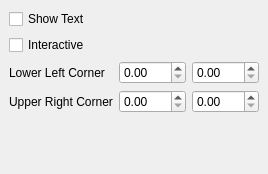
Qt form Qt/Components/Resources/UI/pqTextDisplayPropertiesWidget.ui (wildmichael/ParaView3-enhancements-old) before a commit.
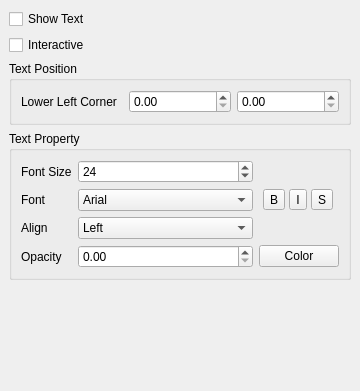
The same form after that commit. Custom widgets are drawn as their Qt base class.

Commit message: ENH: Adding convenient methods to change text widget properties.

What changed in the file:
```diff
--- a/Qt/Components/Resources/UI/pqTextDisplayPropertiesWidget.ui
+++ b/Qt/Components/Resources/UI/pqTextDisplayPropertiesWidget.ui
@@ -5,8 +5,8 @@
    <rect>
     <x>0</x>
     <y>0</y>
-    <width>268</width>
-    <height>174</height>
+    <width>360</width>
+    <height>391</height>
    </rect>
   </property>
   <property name="windowTitle" >
@@ -40,21 +40,33 @@
     </widget>
    </item>
    <item>
-    <layout class="QGridLayout" >
+    <widget class="QGroupBox" name="TextPositionFrame" >
+     <property name="sizePolicy" >
+      <sizepolicy>
+       <hsizetype>5</hsizetype>
+       <vsizetype>5</vsizetype>
+       <horstretch>0</horstretch>
+       <verstretch>0</verstretch>
+      </sizepolicy>
+     </property>
+     <property name="title" >
+      <string>Text Position</string>
+     </property>
+     <layout class="QHBoxLayout" >
      <property name="margin" >
-      <number>0</number>
+       <number>9</number>
      </property>
      <property name="spacing" >
       <number>6</number>
      </property>
-     <item row="0" column="0" >
+      <item>
       <widget class="QLabel" name="label" >
        <property name="text" >
         <string>Lower Left Corner</string>
        </property>
       </widget>
      </item>
-     <item row="0" column="1" >
+      <item>
       <widget class="QDoubleSpinBox" name="Position1X" >
        <property name="maximum" >
         <double>1.000000000000000</double>
@@ -64,25 +76,214 @@
        </property>
       </widget>
      </item>
+      <item>
+       <widget class="QDoubleSpinBox" name="Position1Y" >
+        <property name="maximum" >
+         <double>1.000000000000000</double>
+        </property>
+        <property name="singleStep" >
+         <double>0.050000000000000</double>
+        </property>
+       </widget>
+      </item>
+     </layout>
+    </widget>
+   </item>
+   <item>
+    <widget class="QGroupBox" name="TextPropertyFrame" >
+     <property name="sizePolicy" >
+      <sizepolicy>
+       <hsizetype>5</hsizetype>
+       <vsizetype>1</vsizetype>
+       <horstretch>0</horstretch>
+       <verstretch>0</verstretch>
+      </sizepolicy>
+     </property>
+     <property name="title" >
+      <string>Text Property</string>
+     </property>
+     <layout class="QGridLayout" >
+      <property name="margin" >
+       <number>9</number>
+      </property>
+      <property name="spacing" >
+       <number>6</number>
+      </property>
+      <item row="1" column="2" >
+       <layout class="QHBoxLayout" >
+        <property name="margin" >
+         <number>0</number>
+        </property>
+        <property name="spacing" >
+         <number>0</number>
+        </property>
+        <item>
+         <widget class="QToolButton" name="toolButtonBold" >
+          <property name="toolTip" >
+           <string>Bold</string>
+          </property>
+          <property name="whatsThis" >
+           <string>Turn this option on to get bold labels.</string>
+          </property>
+          <property name="text" >
+           <string>B</string>
+          </property>
+          <property name="checkable" >
+           <bool>true</bool>
+          </property>
+         </widget>
+        </item>
+        <item>
+         <widget class="QToolButton" name="toolButtonItalic" >
+          <property name="toolTip" >
+           <string>Italic</string>
+          </property>
+          <property name="whatsThis" >
+           <string>Turn this option on to get italic labels.</string>
+          </property>
+          <property name="text" >
+           <string>I</string>
+          </property>
+          <property name="checkable" >
+           <bool>true</bool>
+          </property>
+         </widget>
+        </item>
+        <item>
+         <widget class="QToolButton" name="toolButtonShadow" >
+          <property name="toolTip" >
+           <string>Shadow</string>
+          </property>
+          <property name="whatsThis" >
+           <string>Turn this option on to get a shadow under the labels.</string>
+          </property>
+          <property name="text" >
+           <string>S</string>
+          </property>
+          <property name="checkable" >
+           <bool>true</bool>
+          </property>
+         </widget>
+        </item>
+       </layout>
+      </item>
      <item row="1" column="1" >
-      <widget class="QDoubleSpinBox" name="Position2X" >
-       <property name="maximum" >
-        <double>1.000000000000000</double>
-       </property>
-       <property name="singleStep" >
-        <double>0.050000000000000</double>
+       <widget class="QComboBox" name="comboFontFamily" >
+        <property name="sizePolicy" >
+         <sizepolicy>
+          <hsizetype>3</hsizetype>
+          <vsizetype>0</vsizetype>
+          <horstretch>0</horstretch>
+          <verstretch>0</verstretch>
+         </sizepolicy>
+        </property>
+        <property name="whatsThis" >
+         <string>Used to set the label font.</string>
+        </property>
+        <item>
+         <property name="text" >
+          <string>Arial</string>
+         </property>
+        </item>
+        <item>
+         <property name="text" >
+          <string>Courier</string>
+         </property>
+        </item>
+        <item>
+         <property name="text" >
+          <string>Times</string>
+         </property>
+        </item>
+       </widget>
+      </item>
+      <item row="2" column="1" >
+       <widget class="QComboBox" name="comboTextAlign" >
+        <property name="sizePolicy" >
+         <sizepolicy>
+          <hsizetype>3</hsizetype>
+          <vsizetype>0</vsizetype>
+          <horstretch>0</horstretch>
+          <verstretch>0</verstretch>
+         </sizepolicy>
+        </property>
+        <property name="whatsThis" >
+         <string>Used to set the label font.</string>
+        </property>
+        <item>
+         <property name="text" >
+          <string>Left</string>
+         </property>
+        </item>
+        <item>
+         <property name="text" >
+          <string>Center</string>
+         </property>
+        </item>
+        <item>
+         <property name="text" >
+          <string>Right</string>
+         </property>
+        </item>
+       </widget>
+      </item>
+      <item row="3" column="0" >
+       <widget class="QLabel" name="label_9" >
+        <property name="sizePolicy" >
+         <sizepolicy>
+          <hsizetype>1</hsizetype>
+          <vsizetype>5</vsizetype>
+          <horstretch>0</horstretch>
+          <verstretch>0</verstretch>
+         </sizepolicy>
+        </property>
+        <property name="text" >
+         <string>Opacity</string>
+        </property>
+       </widget>
+      </item>
+      <item row="2" column="0" >
+       <widget class="QLabel" name="label_10" >
+        <property name="sizePolicy" >
+         <sizepolicy>
+          <hsizetype>1</hsizetype>
+          <vsizetype>5</vsizetype>
+          <horstretch>0</horstretch>
+          <verstretch>0</verstretch>
+         </sizepolicy>
+        </property>
+        <property name="text" >
+         <string>Align</string>
+        </property>
+       </widget>
+      </item>
+      <item row="0" column="0" >
+       <widget class="QLabel" name="label_size" >
+        <property name="text" >
+         <string>Font Size</string>
        </property>
       </widget>
      </item>
      <item row="1" column="0" >
-      <widget class="QLabel" name="label_2" >
+       <widget class="QLabel" name="label_8" >
+        <property name="sizePolicy" >
+         <sizepolicy>
+          <hsizetype>1</hsizetype>
+          <vsizetype>5</vsizetype>
+          <horstretch>0</horstretch>
+          <verstretch>0</verstretch>
+         </sizepolicy>
+        </property>
        <property name="text" >
-        <string>Upper Right Corner</string>
+         <string>Font</string>
        </property>
       </widget>
      </item>
-     <item row="1" column="2" >
-      <widget class="QDoubleSpinBox" name="Position2Y" >
+      <item row="3" column="1" >
+       <widget class="QDoubleSpinBox" name="spinBoxOpacity" >
+        <property name="whatsThis" >
+         <string>Used to set the label opacity.</string>
+        </property>
        <property name="maximum" >
         <double>1.000000000000000</double>
        </property>
@@ -91,33 +292,66 @@
        </property>
       </widget>
      </item>
-     <item row="0" column="2" >
-      <widget class="QDoubleSpinBox" name="Position1Y" >
+      <item row="0" column="1" >
+       <widget class="QSpinBox" name="spinBoxSize" >
+        <property name="sizePolicy" >
+         <sizepolicy>
+          <hsizetype>1</hsizetype>
+          <vsizetype>0</vsizetype>
+          <horstretch>0</horstretch>
+          <verstretch>0</verstretch>
+         </sizepolicy>
+        </property>
        <property name="maximum" >
-        <double>1.000000000000000</double>
-       </property>
-       <property name="singleStep" >
-        <double>0.050000000000000</double>
+         <number>1024</number>
+        </property>
+        <property name="minimum" >
+         <number>1</number>
+        </property>
+        <property name="value" >
+         <number>24</number>
+        </property>
+       </widget>
+      </item>
+      <item row="3" column="2" >
+       <widget class="pqColorChooserButton" name="buttonColor" >
+        <property name="whatsThis" >
+         <string>Click this button to set the title color.</string>
+        </property>
+        <property name="text" >
+         <string>Color</string>
        </property>
       </widget>
      </item>
     </layout>
+    </widget>
    </item>
    <item>
     <spacer>
      <property name="orientation" >
       <enum>Qt::Vertical</enum>
      </property>
+     <property name="sizeType" >
+      <enum>QSizePolicy::Expanding</enum>
+     </property>
      <property name="sizeHint" >
       <size>
-       <width>20</width>
-       <height>40</height>
+       <width>342</width>
+       <height>91</height>
       </size>
      </property>
     </spacer>
    </item>
   </layout>
  </widget>
+ <customwidgets>
+  <customwidget>
+   <class>pqColorChooserButton</class>
+   <extends>QPushButton</extends>
+   <header>pqColorChooserButton.h</header>
+   <container>1</container>
+  </customwidget>
+ </customwidgets>
  <resources/>
  <connections>
   <connection>
```
Left out of the diff: 8 changed lines with no effect on the pictures. Lines whose indentation alone changed are shown as unchanged.
